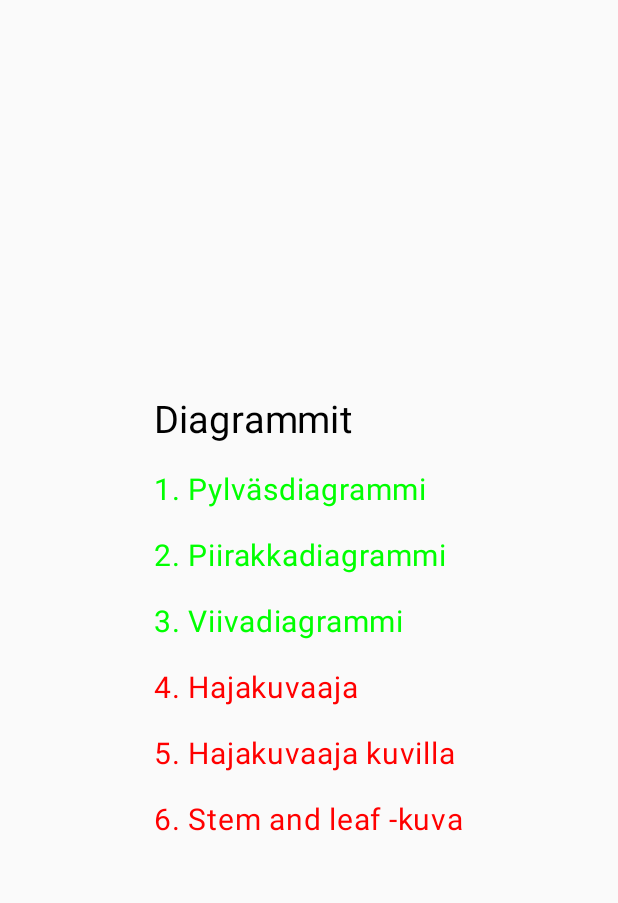
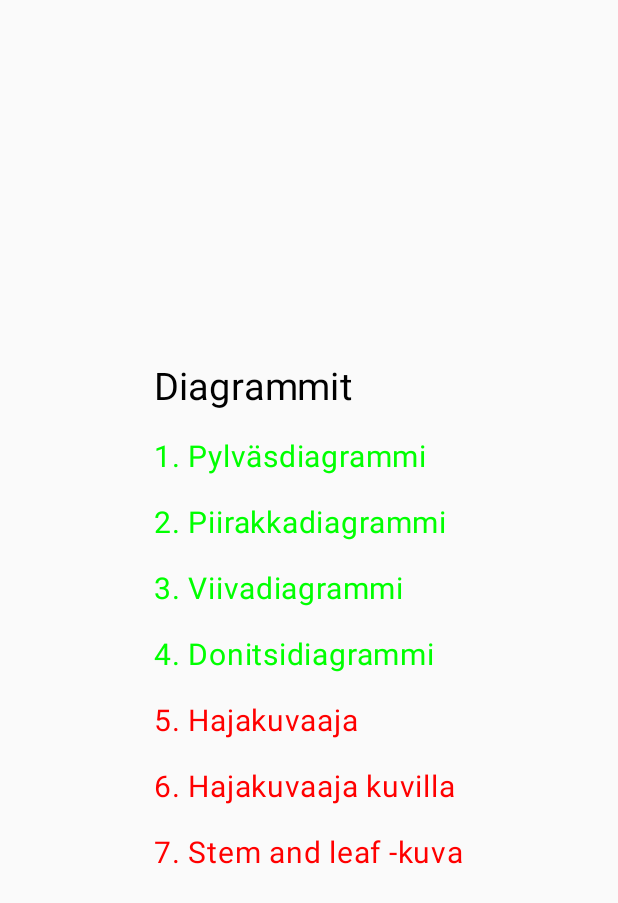
Before and after one commit to TomiLakkakorpi/ChartAppsWIP, an Android app built with Jetpack Compose: the screen it shows after launch (MainActivity), on a phone screen of 412 x 824 dp. Shown: the top 903 px of the screen. Run offline under Robolectric (Android 15) with nearby library versions, the phone set to English and light mode, and no system bars.

Commit message:
Added Donut Chart Screen

```diff
--- a/app/src/main/java/com/example/barchartapp/HomeScreen.kt
+++ b/app/src/main/java/com/example/barchartapp/HomeScreen.kt
@@ -24,7 +24,7 @@ fun HomeScreen(navController: NavController) {
     ) {
         Column () {
 
-            // Bar Chart
+            // Header
             Text(
                 text = "Diagrammit",
                 fontSize = 25.sp,
@@ -61,9 +61,19 @@ fun HomeScreen(navController: NavController) {
                     .clickable { navController.navigate(route = Screen.LineChart.route) }
             )
 
+            // Line Chart
+            Text(
+                text = "4. Donitsidiagrammi",
+                fontSize = 20.sp,
+                color = Color.Green,
+                modifier = Modifier
+                    .padding(10.dp)
+                    .clickable { navController.navigate(route = Screen.DonutChart.route) }
+            )
+
             // Scatter Plot
             Text(
-                text = "4. Hajakuvaaja",
+                text = "5. Hajakuvaaja",
                 fontSize = 20.sp,
                 color = Color.Red,
                 modifier = Modifier
@@ -73,7 +83,7 @@ fun HomeScreen(navController: NavController) {
 
             // Scatter Plot With Images
             Text(
-                text = "5. Hajakuvaaja kuvilla",
+                text = "6. Hajakuvaaja kuvilla",
                 fontSize = 20.sp,
                 color = Color.Red,
                 modifier = Modifier
@@ -83,7 +93,7 @@ fun HomeScreen(navController: NavController) {
 
             // Stem And Leaf Plot
             Text(
-                text = "6. Stem and leaf -kuva",
+                text = "7. Stem and leaf -kuva",
                 fontSize = 20.sp,
                 color = Color.Red,
                 modifier = Modifier
--- a/app/src/main/java/com/example/barchartapp/NavGraph.kt
+++ b/app/src/main/java/com/example/barchartapp/NavGraph.kt
@@ -36,6 +36,12 @@ fun SetupNavGraph(
         }
 
         composable(
+            route = Screen.DonutChart.route
+        ) {
+            DonutChartScreen(navController)
+        }
+
+        composable(
             route = Screen.ScatterPlot.route
         ) {
             ScatterPlotScreen(navController)
--- a/app/src/main/java/com/example/barchartapp/Screen.kt
+++ b/app/src/main/java/com/example/barchartapp/Screen.kt
@@ -5,6 +5,7 @@ sealed class Screen(val route: String) {
     object BarChart: Screen(route = "barchart_screen")
     object PieChart: Screen(route = "piechart_screen")
     object LineChart: Screen(route = "linechart_screen")
+    object DonutChart: Screen(route = "donutchart_screen")
     object ScatterPlot: Screen(route = "scatterplot_screen")
     object ScatterPlotImages: Screen(route = "scatterplotimages_screen")
     object StemAndLeafPlot: Screen(route = "stemandleafplot_screen")
--- a/app/src/main/java/com/example/barchartapp/ui/theme/Color.kt
+++ b/app/src/main/java/com/example/barchartapp/ui/theme/Color.kt
@@ -9,3 +9,15 @@ val Pink80 = Color(0xFFEFB8C8)
 val Purple40 = Color(0xFF6650a4)
 val PurpleGrey40 = Color(0xFF625b71)
 val Pink40 = Color(0xFF7D5260)
+
+val color1 = Color(0xFFC0392B)
+val color2 = Color(0xFFDC7633 )
+val color3 = Color(0xFFF4D03F)
+val color4 = Color(0xFF52BE80)
+val color5 = Color(0xFF196F3D)
+val color6 = Color(0xFF76D7C4)
+val color7 = Color(0xFF2E86C1)
+val color8 = Color(0xFF1A5276)
+val color9 = Color(0xFFD7BDE2)
+val color10 = Color(0xFF6C3483)
+val color11 = Color(0xFF5D6D7E)
```
Also changed, not shown: app/src/main/java/com/example/barchartapp/DonutChartScreen.kt (added, +103 -0 lines), app/src/main/java/com/example/barchartapp/LineChartScreen.kt (+8 -8 lines), app/src/main/java/com/example/barchartapp/BarChartScreen.kt (indentation only).
